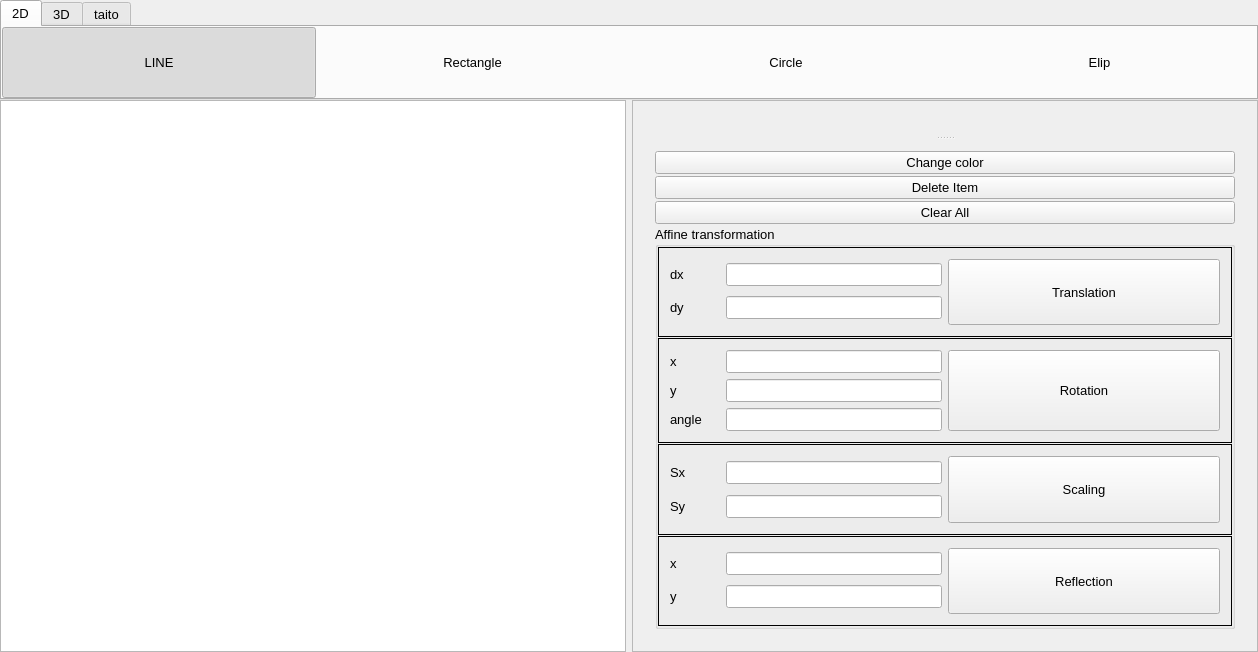
Old version of the form window.ui in the repository giahuyng98/computer-graphics.
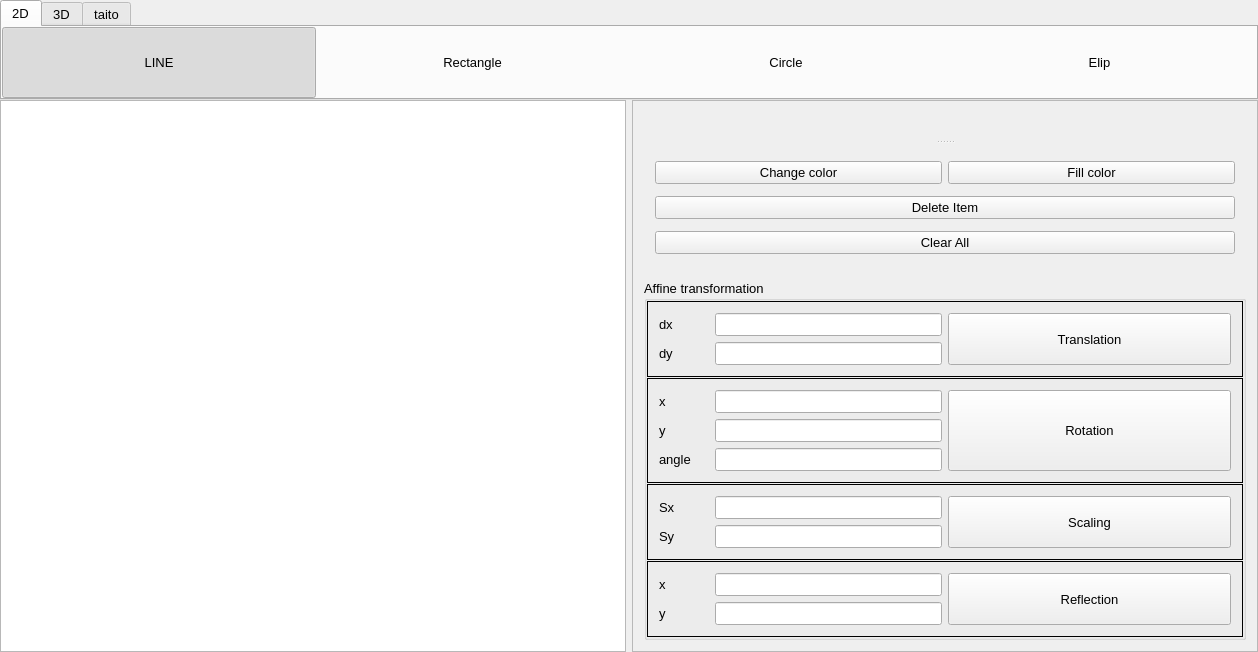
New version of the form.

Patch:
```diff
--- a/window.ui
+++ b/window.ui
@@ -313,23 +313,16 @@
         <layout class="QVBoxLayout" name="verticalLayout_3">
          <item>
           <widget class="QSplitter" name="splitter">
-           <property name="sizePolicy">
-            <sizepolicy hsizetype="Preferred" vsizetype="Expanding">
-             <horstretch>0</horstretch>
-             <verstretch>0</verstretch>
-            </sizepolicy>
-           </property>
            <property name="orientation">
             <enum>Qt::Vertical</enum>
            </property>
            <widget class="QWidget" name="layoutWidget">
             <layout class="QVBoxLayout" name="infoLayout"/>
            </widget>
-           <widget class="QWidget" name="layoutWidget">
+           <widget class="QWidget" name="">
             <layout class="QVBoxLayout" name="verticalLayout_2">
-             <property name="spacing">
-              <number>2</number>
-             </property>
+             <item>
+              <layout class="QHBoxLayout" name="horizontalLayout_7">
              <item>
               <widget class="QPushButton" name="changeColorBtn">
                <property name="text">
@@ -338,6 +331,15 @@
               </widget>
              </item>
              <item>
+                <widget class="QPushButton" name="fillColorBtn">
+                 <property name="text">
+                  <string>Fill color</string>
+                 </property>
+                </widget>
+               </item>
+              </layout>
+             </item>
+             <item>
               <widget class="QPushButton" name="deleteBtn">
                <property name="text">
                 <string>Delete Item</string>
@@ -351,6 +353,10 @@
                </property>
               </widget>
              </item>
+            </layout>
+           </widget>
+          </widget>
+         </item>
              <item>
               <widget class="QGroupBox" name="groupBox">
                <property name="title">
@@ -834,10 +840,6 @@
                  </widget>
                 </item>
                </layout>
-              </widget>
-             </item>
-            </layout>
-           </widget>
           </widget>
          </item>
         </layout>
```
Lines whose indentation alone changed are shown as unchanged.
